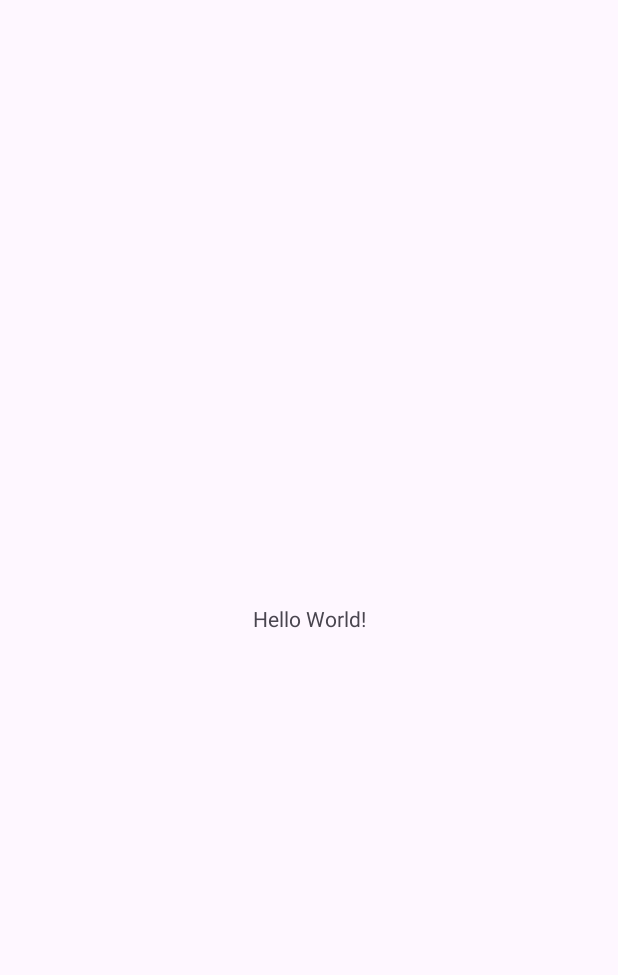
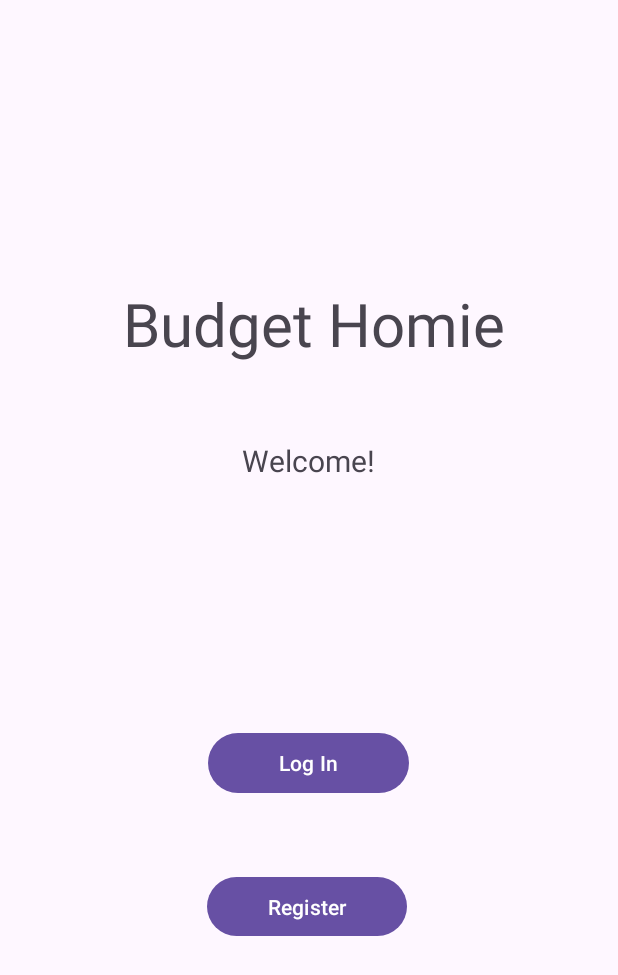
Before and after one commit to Fatemahzahra-Moorji/expense_tracker, an Android app: the screen it shows after launch (MainActivity before the commit, StartPage after it), on a phone screen of 412 x 824 dp. Before the commit the part shown is almost empty. Shown: the top 975 px of the screen. Run offline under Robolectric (Android 15) with nearby library versions, the phone set to English and light mode, and no system bars.

Commit message:
Added intents/viewbinding/map creation for start page and register page

```diff
--- a/app/build.gradle.kts
+++ b/app/build.gradle.kts
@@ -25,6 +25,10 @@ android {
                 "proguard-rules.pro"
             )
         }
+
+    }
+    buildFeatures {
+        viewBinding =true
     }
     compileOptions {
         sourceCompatibility = JavaVersion.VERSION_1_8
--- a/app/src/main/AndroidManifest.xml
+++ b/app/src/main/AndroidManifest.xml
@@ -13,13 +13,16 @@
         android:theme="@style/Theme.ExpenseTracker"
         tools:targetApi="31">
         <activity
+            android:name=".MainActivity"
+            android:exported="false" />
+        <activity
             android:name=".LoginPage"
             android:exported="false" />
         <activity
             android:name=".RegisterPage"
             android:exported="false" />
         <activity
-            android:name=".MainActivity"
+            android:name=".StartPage"
             android:exported="true">
             <intent-filter>
                 <action android:name="android.intent.action.MAIN" />
--- a/app/src/main/java/com/example/expensetracker/MainActivity.kt
+++ b/app/src/main/java/com/example/expensetracker/MainActivity.kt
@@ -5,6 +5,7 @@ import androidx.activity.enableEdgeToEdge
 import androidx.appcompat.app.AppCompatActivity
 import androidx.core.view.ViewCompat
 import androidx.core.view.WindowInsetsCompat
+
 
 class MainActivity : AppCompatActivity() {
     override fun onCreate(savedInstanceState: Bundle?) {
--- /dev/null
+++ b/app/src/main/java/com/example/expensetracker/StartPage.kt
@@ -0,0 +1,42 @@
+package com.example.expensetracker
+
+import android.content.Intent
+import android.os.Bundle
+import androidx.activity.enableEdgeToEdge
+import androidx.appcompat.app.AppCompatActivity
+import androidx.core.view.ViewCompat
+import androidx.core.view.WindowInsetsCompat
+import com.example.expensetracker.databinding.ActivityStartPageBinding
+
+class StartPage : AppCompatActivity() {
+    private lateinit var binding: ActivityStartPageBinding
+
+    override fun onCreate(savedInstanceState: Bundle?) {
+        super.onCreate(savedInstanceState)
+        binding = ActivityStartPageBinding.inflate(layoutInflater)
+        setContentView(binding.root)
+        enableEdgeToEdge()
+
+        ViewCompat.setOnApplyWindowInsetsListener(findViewById(R.id.main)) { v, insets ->
+            val systemBars = insets.getInsets(WindowInsetsCompat.Type.systemBars())
+            v.setPadding(systemBars.left, systemBars.top, systemBars.right, systemBars.bottom)
+            insets
+        }
+
+        binding.loginButton.setOnClickListener(){
+        //adding intent calling login acivity so user can log into their account
+            val i = Intent(this, LoginPage::class.java)
+            startActivity(i)
+
+
+
+        }
+        binding.registerButton.setOnClickListener(){
+            //add intent calling the register acivity so user can register for an account
+            val i = Intent(this, RegisterPage::class.java)
+            startActivity(i)
+        }
+
+
+    }
+}
--- /dev/null
+++ b/app/src/main/res/layout/activity_start_page.xml
@@ -0,0 +1,56 @@
+<?xml version="1.0" encoding="utf-8"?>
+<androidx.constraintlayout.widget.ConstraintLayout xmlns:android="http://schemas.android.com/apk/res/android"
+    xmlns:app="http://schemas.android.com/apk/res-auto"
+    xmlns:tools="http://schemas.android.com/tools"
+    android:id="@+id/main"
+    android:layout_width="match_parent"
+    android:layout_height="match_parent"
+    tools:context=".StartPage">
+
+    <TextView
+        android:id="@+id/title"
+        android:layout_width="265dp"
+        android:layout_height="54dp"
+        android:text="@string/title"
+        android:textSize="40sp"
+        app:layout_constraintBottom_toTopOf="@+id/welcome"
+        app:layout_constraintEnd_toEndOf="parent"
+        app:layout_constraintHorizontal_bias="0.561"
+        app:layout_constraintStart_toStartOf="parent"
+        app:layout_constraintTop_toTopOf="parent"
+        app:layout_constraintVertical_bias="0.787" />
+
+    <Button
+        android:id="@+id/loginButton"
+        android:layout_width="134dp"
+        android:layout_height="48dp"
+        android:layout_marginBottom="48dp"
+        android:text="Log In"
+        app:layout_constraintBottom_toTopOf="@+id/registerButton"
+        app:layout_constraintEnd_toEndOf="parent"
+        app:layout_constraintHorizontal_bias="0.498"
+        app:layout_constraintStart_toStartOf="parent" />
+
+    <Button
+        android:id="@+id/registerButton"
+        android:layout_width="133dp"
+        android:layout_height="47dp"
+        android:layout_marginBottom="196dp"
+        android:text="Register"
+        app:layout_constraintBottom_toBottomOf="parent"
+        app:layout_constraintEnd_toEndOf="parent"
+        app:layout_constraintHorizontal_bias="0.496"
+        app:layout_constraintStart_toStartOf="parent" />
+
+    <TextView
+        android:id="@+id/welcome"
+        android:layout_width="wrap_content"
+        android:layout_height="wrap_content"
+        android:layout_marginBottom="164dp"
+        android:text="Welcome!"
+        android:textSize="20sp"
+        app:layout_constraintBottom_toTopOf="@+id/loginButton"
+        app:layout_constraintEnd_toEndOf="parent"
+        app:layout_constraintHorizontal_bias="0.498"
+        app:layout_constraintStart_toStartOf="parent" />
+</androidx.constraintlayout.widget.ConstraintLayout>
--- a/app/src/main/res/values/strings.xml
+++ b/app/src/main/res/values/strings.xml
@@ -1,3 +1,5 @@
 <resources>
     <string name="app_name">Expense Tracker</string>
+    <string name="title">Budget Homie </string>
+    <string name="submitbutton">Submit</string>
 </resources>
```
Also changed, not shown: app/src/main/java/com/example/expensetracker/RegisterPage.kt (+16 -5 lines), app/src/main/res/layout/activity_register_page.xml (+35 -0 lines).
